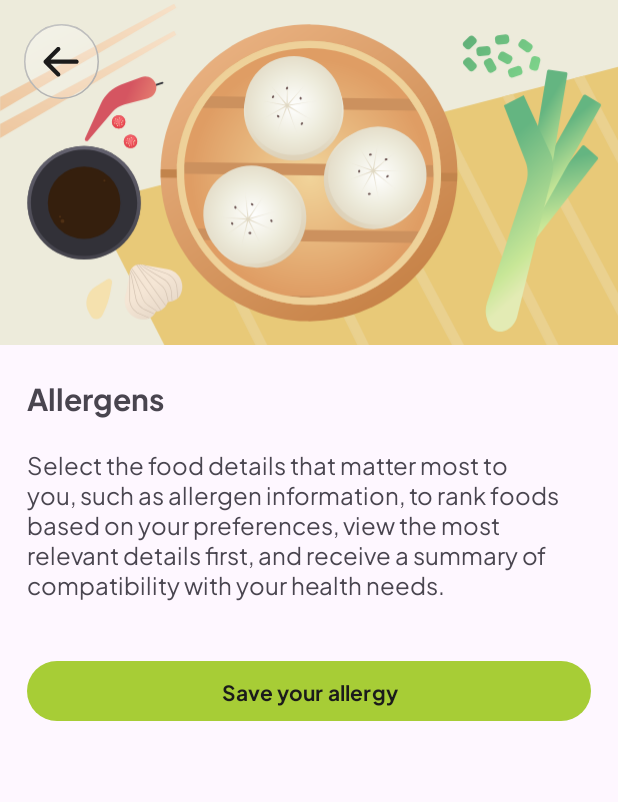
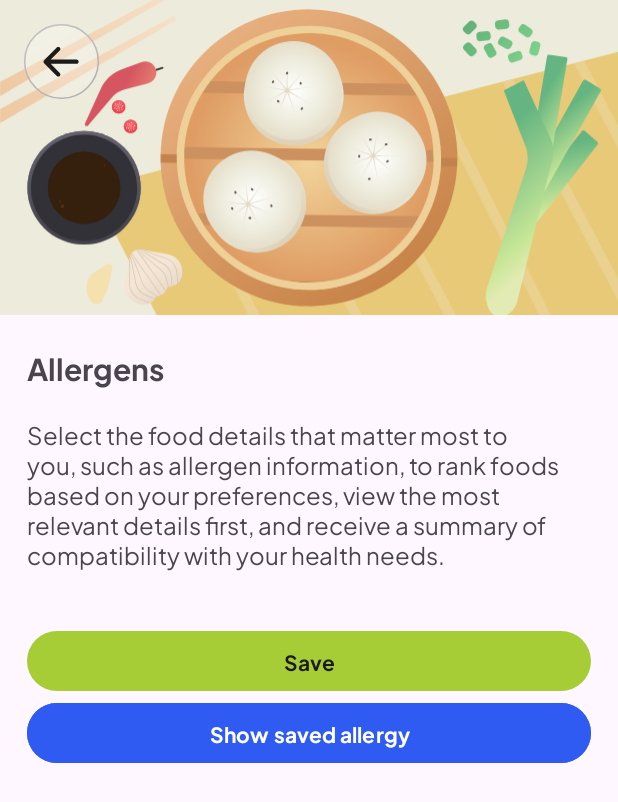
Before and after one commit to FITS-AI/Fits-MD, an Android app: the AllergyFragment screen opened through its navigation route, on a phone screen of 412 x 824 dp. Shown: the top 802 px of the screen. Run offline under Robolectric (Android 15) with nearby library versions, the phone set to English and light mode, and no system bars; our stand-ins replace FlexboxLayout; 4 statements that could not run were skipped.

Commit message:
feat: create saved allergies bottom sheet ui

```diff
--- a/app/src/main/res/layout/fragment_allergy.xml
+++ b/app/src/main/res/layout/fragment_allergy.xml
@@ -1,5 +1,5 @@
 <?xml version="1.0" encoding="utf-8"?>
-<LinearLayout xmlns:android="http://schemas.android.com/apk/res/android"
+<androidx.coordinatorlayout.widget.CoordinatorLayout xmlns:android="http://schemas.android.com/apk/res/android"
     xmlns:tools="http://schemas.android.com/tools"
     android:layout_width="match_parent"
     android:layout_height="match_parent"
@@ -30,7 +30,7 @@
 
             <ImageView
                 android:layout_width="match_parent"
-                android:layout_height="230dp"
+                android:layout_height="210dp"
                 android:scaleType="centerCrop"
                 android:layout_marginBottom="18dp"
                 app:layout_constraintTop_toTopOf="parent"
@@ -73,11 +73,81 @@
             android:id="@+id/btn_save"
             android:layout_width="match_parent"
             android:layout_height="wrap_content"
-            android:layout_margin="18dp"
+            android:layout_marginTop="18dp"
+            android:layout_marginHorizontal="18dp"
             android:fontFamily="@font/plus_jakarta_sans_bold"
             android:text="@string/save_allergy" />
 
+        <com.google.android.material.button.MaterialButton
+            android:id="@+id/btn_saved_allergy"
+            android:layout_width="match_parent"
+            android:layout_height="wrap_content"
+            android:layout_marginHorizontal="18dp"
+            android:layout_marginBottom="16dp"
+            android:backgroundTint="?attr/colorTertiary"
+            android:textColor="?attr/colorOnTertiary"
+            android:fontFamily="@font/plus_jakarta_sans_bold"
+            android:text="@string/show_saved_allergy" />
     </LinearLayout>
 
+    <FrameLayout
+        android:id="@+id/bottomSheet"
+        android:layout_width="match_parent"
+        android:layout_height="wrap_content"
+        android:layout_marginTop="20dp"
+        android:background="@drawable/white_bg_rounded"
+        app:layout_behavior="com.google.android.material.bottomsheet.BottomSheetBehavior"
+        app:behavior_hideable="true"
+        android:padding="16dp"
+        app:behavior_peekHeight="0dp">
 
-</LinearLayout>
+        <androidx.core.widget.NestedScrollView
+            android:layout_width="match_parent"
+            android:layout_height="wrap_content"
+            android:fillViewport="true">
+
+            <LinearLayout
+                android:layout_width="match_parent"
+                android:layout_height="wrap_content"
+                android:orientation="vertical">
+
+                <View
+                    android:layout_width="80dp"
+                    android:layout_height="5dp"
+                    android:layout_gravity="center_horizontal"
+                    android:background="@drawable/drag_handle_bg"
+                    android:layout_marginBottom="16dp" />
+
+                <TextView
+                    android:layout_width="match_parent"
+                    android:layout_height="wrap_content"
+                    android:layout_marginBottom="18dp"
+                    android:fontFamily="@font/plus_jakarta_sans_bold"
+                    android:textSize="20sp"
+                    android:textAlignment="center"
+                    android:text="@string/your_allergies" />
+
+                <androidx.recyclerview.widget.RecyclerView
+                    android:id="@+id/rv_saved_allergy"
+                    android:layout_width="match_parent"
+                    android:layout_height="wrap_content"
+                    android:layout_marginHorizontal="18dp"
+                    app:layoutManager="com.google.android.flexbox.FlexboxLayoutManager"
+                    tools:listitem="@layout/allergy_chip" />
+
+                <Button
+                    android:id="@+id/btn_delete"
+                    android:layout_width="match_parent"
+                    android:layout_height="wrap_content"
+                    android:layout_margin="18dp"
+                    android:backgroundTint="?attr/colorError"
+                    android:textColor="@color/white"
+                    android:fontFamily="@font/plus_jakarta_sans_bold"
+                    android:text="@string/delete_allergy" />
+            </LinearLayout>
+
+        </androidx.core.widget.NestedScrollView>
+
+
+    </FrameLayout>
+</androidx.coordinatorlayout.widget.CoordinatorLayout>
--- a/app/src/main/res/values/strings.xml
+++ b/app/src/main/res/values/strings.xml
@@ -32,11 +32,14 @@
     <string name="name_error_empty">Name is required</string>
     <string name="on_boarding_title">Know What You Eat, Protect Your Health!</string>
     <string name="on_boarding_message">Fits arrives as your companion in your health journey. We help you uncover the secrets behind every food and drink product you consume. With cutting-edge technology, we provide deep insights into composition, nutritional content, and potential health risks.</string>
-    <string name="save_allergy">Save your allergy</string>
+    <string name="save_allergy">Save</string>
     <string name="health_preferences_message">Select the food details that matter most to you, such as allergen information, to rank foods based on your preferences, view the most relevant details first, and receive a summary of compatibility with your health needs.</string>
     <string name="allergens">Allergens</string>
     <string name="instruction">Step %s</string>
     <string name="nutrition_table_instruction">Please capture a clear photo of the <b>nutrition facts table</b> on the product, ensuring all information is visible and well-focused.</string>
     <string name="composition_instruction">Please capture a clear photo of the product <b>composition</b> section, ensuring all text is legible and well-focused.</string>
     <string name="i_m_understand">I\'m understand</string>
+    <string name="show_saved_allergy">Show saved allergy</string>
+    <string name="delete_allergy">Delete</string>
+    <string name="your_allergies">Your allergies</string>
 </resources>
```
Also changed, not shown: app/src/main/java/com/nudriin/fits/adapter/SavedAllergyAdapter.kt (added, +39 -0 lines), app/src/main/java/com/nudriin/fits/ui/allergy/AllergyFragment.kt (+43 -0 lines).
